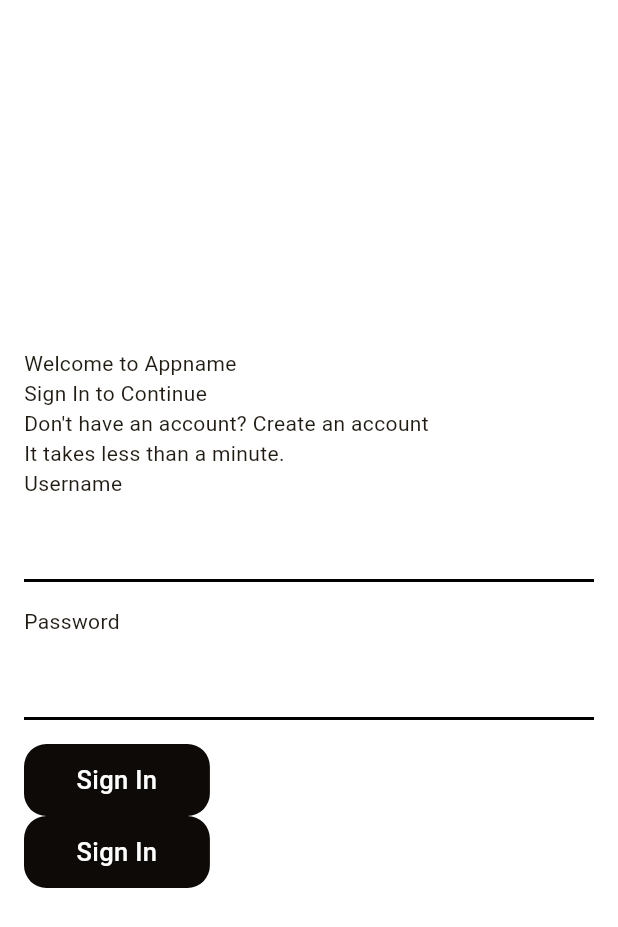
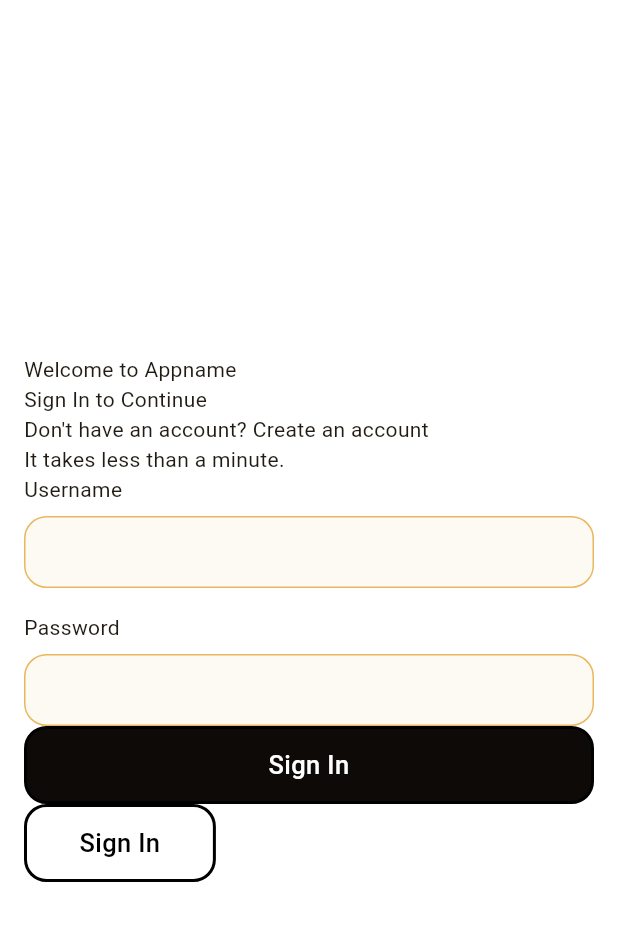
Before and after one commit to artem-petrushenko/ChatGPT, a Flutter app: the SignInView screen opened by its route, on a phone screen of 412 x 824 dp. Shown: the top 927 px of the screen. Run offline on Flutter 3.47's test engine with Material 2 defaults, Android fonts, the phone set to English and light mode, and no system bars; our stand-ins replace bloc_concurrency, cloud_firestore, connectivity, dio, firebase_auth, firebase_core and 8 more; accounts and stored records are empty; network calls fail; Roboto replaces fonts that are missing (Poppins).

```diff
--- /dev/null
+++ b/lib/src/bloc/bloc/contacts/contacts_event.dart
@@ -0,0 +1,6 @@
+part of 'contacts_bloc.dart';
+
+@freezed
+class ContactsEvent with _$ContactsEvent {
+  const factory ContactsEvent.fetchContacts({required String id}) = _FetchContacts;
+}
--- a/lib/src/model/user/user_model.dart
+++ b/lib/src/model/user/user_model.dart
@@ -16,6 +16,7 @@ class UserModel with _$UserModel {
     required final String uid,
     required final int updatedAt,
     required final String username,
+    required final List<dynamic> contacts
   }) = _UserModel;
 
   factory UserModel.fromJson(Map<String, dynamic> json) =>
@@ -32,6 +33,7 @@ class UserModel with _$UserModel {
       uid: data['uid'] as String,
       updatedAt: data['updated_at'] as int,
       username: data['username'] as String,
+      contacts: data['contacts'] as List<dynamic>,
     );
   }
 }
--- a/lib/src/utils/constants/strings.dart
+++ b/lib/src/utils/constants/strings.dart
@@ -1,3 +1,3 @@
-const apiKey = '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';
+const apiKey = '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';
 const organizationID = 'org-1vX6JbNHQYqwNDj2DfXt09JK';
 const host = 'https://api.openai.com/v1/';
--- a/lib/src/widget/router/router.dart
+++ b/lib/src/widget/router/router.dart
@@ -1,7 +1,8 @@
+import 'package:chat_gpt/src/bloc/bloc/contacts/contacts_bloc.dart';
+import 'package:chat_gpt/src/widget/views/contacts/contacts_view.dart';
 import 'package:chat_gpt/src/widget/views/registration/registration_view.dart';
 import 'package:flutter/widgets.dart';
 
-import 'package:dio/dio.dart';
 import 'package:provider/provider.dart';
 import 'package:go_router/go_router.dart';
 import 'package:flutter_bloc/flutter_bloc.dart';
@@ -91,6 +92,25 @@ class AppRouter {
               )..add(const ProfileEvent.fetchUser()),
               child: const ProfileView(),
             ),
+          ),
+          GoRoute(
+            name: 'contacts',
+            path: '/contacts',
+            builder: (BuildContext context, GoRouterState state) =>
+                BlocProvider(
+                    create: (BuildContext context) => ContactsBloc(
+                          userRepository: const UserRepositoryImpl(
+                            authNetworkDataProvider:
+                                AuthNetworkDataProviderImpl(
+                              firebaseAuthentication: FirebaseAuthentication(),
+                            ),
+                            userNetworkDataProvider:
+                                UserNetworkDataProviderImpl(
+                              cloudFirestore: CloudFirestore(),
+                            ),
+                          ),
+                        )..add(const ContactsEvent.fetchContacts(id: '')),
+                    child: const ContactsView()),
           ),
           GoRoute(
             name: 'conversations',
--- a/lib/src/widget/views/main/main_view.dart
+++ b/lib/src/widget/views/main/main_view.dart
@@ -30,7 +30,7 @@ class MainView extends StatelessWidget {
               selectIcon: 'assets/vector/home-select.svg',
               index: 0,
               selectIndex: selectIndex,
-              path: '/profile',
+              path: '/contacts',
             ),
             const SizedBox(width: 32.0),
             BottomNavigationItem(
@@ -54,7 +54,7 @@ class MainView extends StatelessWidget {
               selectIcon: 'assets/vector/compass-select.svg',
               index: 3,
               selectIndex: selectIndex,
-              path: '/profile',
+              path: '/contacts',
             ),
           ],
         ),
--- a/lib/src/widget/views/sign_in/sign_in_view.dart
+++ b/lib/src/widget/views/sign_in/sign_in_view.dart
@@ -1,6 +1,5 @@
 import 'package:flutter/material.dart';
 import 'package:flutter/services.dart';
-import 'package:flutter_svg/flutter_svg.dart';
 import 'package:flutter_bloc/flutter_bloc.dart';
 
 import 'package:chat_gpt/src/bloc/bloc/auth/auth_bloc.dart';
@@ -13,18 +12,8 @@ class SignInView extends StatelessWidget {
     final emailController = TextEditingController();
     final passwordController = TextEditingController();
     return Scaffold(
-      // appBar: AppBar(
-      //   title: const Text('Authentication'),
-      //   bottom: PreferredSize(
-      //     preferredSize: const Size.fromHeight(2.0),
-      //     child: Container(
-      //       color: const Color(0xFF000000),
-      //       width: double.infinity,
-      //       height: 2.0,
-      //     ),
-      //   ),
-      // ),
-      body: Padding(
+      body: SafeArea(
+        child: Padding(
           padding: const EdgeInsets.symmetric(horizontal: 16.0, vertical: 16.0),
           child: Column(
             crossAxisAlignment: CrossAxisAlignment.start,
@@ -46,12 +35,14 @@ class SignInView extends StatelessWidget {
               TextField(
                 controller: emailController,
                 decoration: const InputDecoration(
+                  filled: true,
+                  fillColor: Color(0x12E9B85E),
                   contentPadding: EdgeInsets.symmetric(horizontal: 16.0),
-                enabledBorder: UnderlineInputBorder(
-                  // borderRadius: BorderRadius.all(Radius.circular(15.0)),
+                  enabledBorder: OutlineInputBorder(
+                    borderRadius: BorderRadius.all(Radius.circular(15.0)),
                     borderSide: BorderSide(
-                    color: Color(0xFF000000),
-                    width: 2.0,
+                      color: Color(0xFFE9B85E),
+                      width: 1,
                     ),
                   ),
                 ),
@@ -60,19 +51,21 @@ class SignInView extends StatelessWidget {
               const Text('Password'),
               const SizedBox(height: 8.0),
               TextField(
-              controller: emailController,
+                controller: passwordController,
                 decoration: const InputDecoration(
+                  filled: true,
+                  fillColor: Color(0x12E9B85E),
                   contentPadding: EdgeInsets.symmetric(horizontal: 16.0),
-                enabledBorder: UnderlineInputBorder(
-                  // borderRadius: BorderRadius.all(Radius.circular(15.0)),
+                  enabledBorder: OutlineInputBorder(
+                    borderRadius: BorderRadius.all(Radius.circular(15.0)),
                     borderSide: BorderSide(
-                    color: Color(0xFF000000),
-                    width: 2.0,
+                      color: Color(0xFFE9B85E),
+                      width: 1,
                     ),
                   ),
                 ),
               ),
-            const SizedBox(height: 16.0),
+
               GestureDetector(
                 onTap: () {
                   HapticFeedback.vibrate();
@@ -84,6 +77,7 @@ class SignInView extends StatelessWidget {
                       );
                 },
                 child: Container(
+                  width: double.infinity,
                   padding: const EdgeInsets.symmetric(
                       horizontal: 35.0, vertical: 12.0),
                   decoration: const ShapeDecoration(
@@ -91,6 +85,10 @@ class SignInView extends StatelessWidget {
                     shape: RoundedRectangleBorder(
                       borderRadius: BorderRadius.all(
                         Radius.circular(15.0),
+                      ),
+                      side: BorderSide(
+                        color: Color(0xFF000000),
+                        width: 2.0,
                       ),
                     ),
                   ),
@@ -117,8 +115,12 @@ class SignInView extends StatelessWidget {
                   padding: const EdgeInsets.symmetric(
                       horizontal: 35.0, vertical: 12.0),
                   decoration: const ShapeDecoration(
-                  color: Color(0xFF0D0A07),
+                    color: Color(0xFFFFFFFF),
                     shape: RoundedRectangleBorder(
+                      side: BorderSide(
+                        color: Color(0xFF000000),
+                        width: 2.0,
+                      ),
                       borderRadius: BorderRadius.all(
                         Radius.circular(15.0),
                       ),
@@ -128,7 +130,7 @@ class SignInView extends StatelessWidget {
                     'Sign In',
                     textAlign: TextAlign.center,
                     style: TextStyle(
-                    color: Colors.white,
+                      color: Colors.black,
                       fontSize: 17,
                       fontWeight: FontWeight.w500,
                     ),
@@ -138,6 +140,7 @@ class SignInView extends StatelessWidget {
             ],
           ),
         ),
+      ),
     );
   }
 }
```
Also changed, not shown: lib/main.dart (+5 -9 lines), lib/src/bloc/bloc/contacts/contacts_bloc.dart (added, +63 -0 lines), lib/src/bloc/bloc/contacts/contacts_state.dart (added, +17 -0 lines), lib/src/data/client/firebase_notification.dart (added, +20 -0 lines), lib/src/widget/views/chat/chat_view.dart (+20 -19 lines), lib/src/widget/views/contacts/contacts_view.dart (added, +73 -0 lines), lib/firebase_options.dart (added), lib/src/bloc/bloc/contacts/contacts_bloc.freezed.dart (added), lib/src/model/user/user_model.freezed.dart, lib/src/model/user/user_model.g.dart, pubspec.lock, 4 other files. Lines whose indentation alone changed are shown as unchanged.
